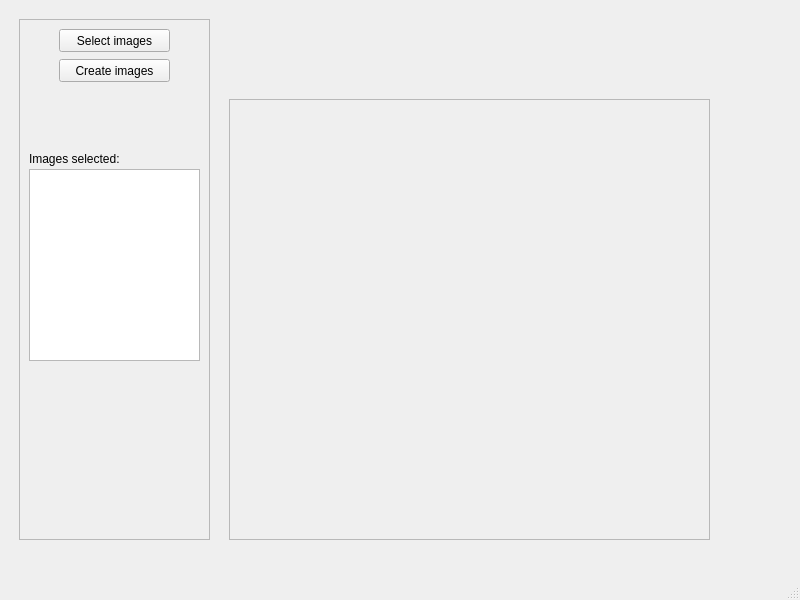
Before: the Qt Designer form mainwindow.ui in Aarons9090/nft-maker, drawn with Qt 5.
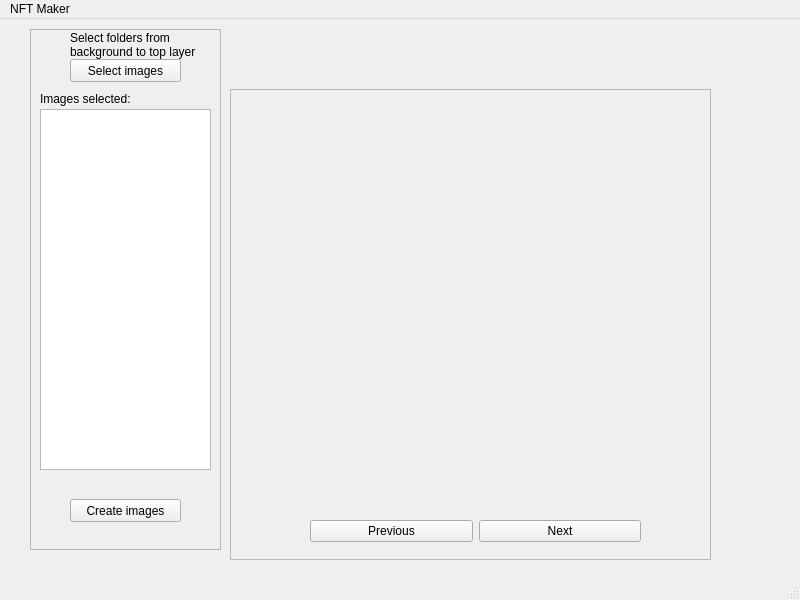
After: the same form once the commit is applied.

Commit message: added image viewer to display generated images

What changed in the file:
```diff
--- a/mainwindow.ui
+++ b/mainwindow.ui
@@ -17,10 +17,10 @@
    <widget class="QFrame" name="imageFrame">
     <property name="geometry">
      <rect>
-      <x>229</x>
-      <y>99</y>
+      <x>230</x>
+      <y>70</y>
       <width>481</width>
-      <height>441</height>
+      <height>471</height>
      </rect>
     </property>
     <property name="frameShape">
@@ -38,10 +38,481 @@
        <height>401</height>
       </rect>
      </property>
+     <property name="palette">
+      <palette>
+       <active>
+        <colorrole role="WindowText">
+         <brush brushstyle="SolidPattern">
+          <color alpha="255">
+           <red>0</red>
+           <green>0</green>
+           <blue>0</blue>
+          </color>
+         </brush>
+        </colorrole>
+        <colorrole role="Button">
+         <brush brushstyle="SolidPattern">
+          <color alpha="255">
+           <red>206</red>
+           <green>206</green>
+           <blue>206</blue>
+          </color>
+         </brush>
+        </colorrole>
+        <colorrole role="Light">
+         <brush brushstyle="SolidPattern">
+          <color alpha="255">
+           <red>255</red>
+           <green>255</green>
+           <blue>255</blue>
+          </color>
+         </brush>
+        </colorrole>
+        <colorrole role="Midlight">
+         <brush brushstyle="SolidPattern">
+          <color alpha="255">
+           <red>230</red>
+           <green>230</green>
+           <blue>230</blue>
+          </color>
+         </brush>
+        </colorrole>
+        <colorrole role="Dark">
+         <brush brushstyle="SolidPattern">
+          <color alpha="255">
+           <red>103</red>
+           <green>103</green>
+           <blue>103</blue>
+          </color>
+         </brush>
+        </colorrole>
+        <colorrole role="Mid">
+         <brush brushstyle="SolidPattern">
+          <color alpha="255">
+           <red>137</red>
+           <green>137</green>
+           <blue>137</blue>
+          </color>
+         </brush>
+        </colorrole>
+        <colorrole role="Text">
+         <brush brushstyle="SolidPattern">
+          <color alpha="255">
+           <red>0</red>
+           <green>0</green>
+           <blue>0</blue>
+          </color>
+         </brush>
+        </colorrole>
+        <colorrole role="BrightText">
+         <brush brushstyle="SolidPattern">
+          <color alpha="255">
+           <red>255</red>
+           <green>255</green>
+           <blue>255</blue>
+          </color>
+         </brush>
+        </colorrole>
+        <colorrole role="ButtonText">
+         <brush brushstyle="SolidPattern">
+          <color alpha="255">
+           <red>0</red>
+           <green>0</green>
+           <blue>0</blue>
+          </color>
+         </brush>
+        </colorrole>
+        <colorrole role="Base">
+         <brush brushstyle="SolidPattern">
+          <color alpha="255">
+           <red>255</red>
+           <green>255</green>
+           <blue>255</blue>
+          </color>
+         </brush>
+        </colorrole>
+        <colorrole role="Window">
+         <brush brushstyle="SolidPattern">
+          <color alpha="255">
+           <red>206</red>
+           <green>206</green>
+           <blue>206</blue>
+          </color>
+         </brush>
+        </colorrole>
+        <colorrole role="Shadow">
+         <brush brushstyle="SolidPattern">
+          <color alpha="255">
+           <red>0</red>
+           <green>0</green>
+           <blue>0</blue>
+          </color>
+         </brush>
+        </colorrole>
+        <colorrole role="AlternateBase">
+         <brush brushstyle="SolidPattern">
+          <color alpha="255">
+           <red>230</red>
+           <green>230</green>
+           <blue>230</blue>
+          </color>
+         </brush>
+        </colorrole>
+        <colorrole role="ToolTipBase">
+         <brush brushstyle="SolidPattern">
+          <color alpha="255">
+           <red>255</red>
+           <green>255</green>
+           <blue>220</blue>
+          </color>
+         </brush>
+        </colorrole>
+        <colorrole role="ToolTipText">
+         <brush brushstyle="SolidPattern">
+          <color alpha="255">
+           <red>0</red>
+           <green>0</green>
+           <blue>0</blue>
+          </color>
+         </brush>
+        </colorrole>
+        <colorrole role="PlaceholderText">
+         <brush brushstyle="SolidPattern">
+          <color alpha="128">
+           <red>0</red>
+           <green>0</green>
+           <blue>0</blue>
+          </color>
+         </brush>
+        </colorrole>
+       </active>
+       <inactive>
+        <colorrole role="WindowText">
+         <brush brushstyle="SolidPattern">
+          <color alpha="255">
+           <red>0</red>
+           <green>0</green>
+           <blue>0</blue>
+          </color>
+         </brush>
+        </colorrole>
+        <colorrole role="Button">
+         <brush brushstyle="SolidPattern">
+          <color alpha="255">
+           <red>206</red>
+           <green>206</green>
+           <blue>206</blue>
+          </color>
+         </brush>
+        </colorrole>
+        <colorrole role="Light">
+         <brush brushstyle="SolidPattern">
+          <color alpha="255">
+           <red>255</red>
+           <green>255</green>
+           <blue>255</blue>
+          </color>
+         </brush>
+        </colorrole>
+        <colorrole role="Midlight">
+         <brush brushstyle="SolidPattern">
+          <color alpha="255">
+           <red>230</red>
+           <green>230</green>
+           <blue>230</blue>
+          </color>
+         </brush>
+        </colorrole>
+        <colorrole role="Dark">
+         <brush brushstyle="SolidPattern">
+          <color alpha="255">
+           <red>103</red>
+           <green>103</green>
+           <blue>103</blue>
+          </color>
+         </brush>
+        </colorrole>
+        <colorrole role="Mid">
+         <brush brushstyle="SolidPattern">
+          <color alpha="255">
+           <red>137</red>
+           <green>137</green>
+           <blue>137</blue>
+          </color>
+         </brush>
+        </colorrole>
+        <colorrole role="Text">
+         <brush brushstyle="SolidPattern">
+          <color alpha="255">
+           <red>0</red>
+           <green>0</green>
+           <blue>0</blue>
+          </color>
+         </brush>
+        </colorrole>
+        <colorrole role="BrightText">
+         <brush brushstyle="SolidPattern">
+          <color alpha="255">
+           <red>255</red>
+           <green>255</green>
+           <blue>255</blue>
+          </color>
+         </brush>
+        </colorrole>
+        <colorrole role="ButtonText">
+         <brush brushstyle="SolidPattern">
+          <color alpha="255">
+           <red>0</red>
+           <green>0</green>
+           <blue>0</blue>
+          </color>
+         </brush>
+        </colorrole>
+        <colorrole role="Base">
+         <brush brushstyle="SolidPattern">
+          <color alpha="255">
+           <red>255</red>
+           <green>255</green>
+           <blue>255</blue>
+          </color>
+         </brush>
+        </colorrole>
+        <colorrole role="Window">
+         <brush brushstyle="SolidPattern">
+          <color alpha="255">
+           <red>206</red>
+           <green>206</green>
+           <blue>206</blue>
+          </color>
+         </brush>
+        </colorrole>
+        <colorrole role="Shadow">
+         <brush brushstyle="SolidPattern">
+          <color alpha="255">
+           <red>0</red>
+           <green>0</green>
+           <blue>0</blue>
+          </color>
+         </brush>
+        </colorrole>
+        <colorrole role="AlternateBase">
+         <brush brushstyle="SolidPattern">
+          <color alpha="255">
+           <red>230</red>
+           <green>230</green>
+           <blue>230</blue>
+          </color>
+         </brush>
+        </colorrole>
+        <colorrole role="ToolTipBase">
+         <brush brushstyle="SolidPattern">
+          <color alpha="255">
+           <red>255</red>
+           <green>255</green>
+           <blue>220</blue>
+          </color>
+         </brush>
+        </colorrole>
+        <colorrole role="ToolTipText">
+         <brush brushstyle="SolidPattern">
+          <color alpha="255">
+           <red>0</red>
+           <green>0</green>
+           <blue>0</blue>
+          </color>
+         </brush>
+        </colorrole>
+        <colorrole role="PlaceholderText">
+         <brush brushstyle="SolidPattern">
+          <color alpha="128">
+           <red>0</red>
+           <green>0</green>
+           <blue>0</blue>
+          </color>
+         </brush>
+        </colorrole>
+       </inactive>
+       <disabled>
+        <colorrole role="WindowText">
+         <brush brushstyle="SolidPattern">
+          <color alpha="255">
+           <red>103</red>
+           <green>103</green>
+           <blue>103</blue>
+          </color>
+         </brush>
+        </colorrole>
+        <colorrole role="Button">
+         <brush brushstyle="SolidPattern">
+          <color alpha="255">
+           <red>206</red>
+           <green>206</green>
+           <blue>206</blue>
+          </color>
+         </brush>
+        </colorrole>
+        <colorrole role="Light">
+         <brush brushstyle="SolidPattern">
+          <color alpha="255">
+           <red>255</red>
+           <green>255</green>
+           <blue>255</blue>
+          </color>
+         </brush>
+        </colorrole>
+        <colorrole role="Midlight">
+         <brush brushstyle="SolidPattern">
+          <color alpha="255">
+           <red>230</red>
+           <green>230</green>
+           <blue>230</blue>
+          </color>
+         </brush>
+        </colorrole>
+        <colorrole role="Dark">
+         <brush brushstyle="SolidPattern">
+          <color alpha="255">
+           <red>103</red>
+           <green>103</green>
+           <blue>103</blue>
+          </color>
+         </brush>
+        </colorrole>
+        <colorrole role="Mid">
+         <brush brushstyle="SolidPattern">
+          <color alpha="255">
+           <red>137</red>
+           <green>137</green>
+           <blue>137</blue>
+          </color>
+         </brush>
+        </colorrole>
+        <colorrole role="Text">
+         <brush brushstyle="SolidPattern">
+          <color alpha="255">
+           <red>103</red>
+           <green>103</green>
+           <blue>103</blue>
+          </color>
+         </brush>
+        </colorrole>
+        <colorrole role="BrightText">
+         <brush brushstyle="SolidPattern">
+          <color alpha="255">
+           <red>255</red>
+           <green>255</green>
+           <blue>255</blue>
+          </color>
+         </brush>
+        </colorrole>
+        <colorrole role="ButtonText">
+         <brush brushstyle="SolidPattern">
+          <color alpha="255">
+           <red>103</red>
+           <green>103</green>
+           <blue>103</blue>
+          </color>
+         </brush>
+        </colorrole>
+        <colorrole role="Base">
+         <brush brushstyle="SolidPattern">
+          <color alpha="255">
+           <red>206</red>
+           <green>206</green>
+           <blue>206</blue>
+          </color>
+         </brush>
+        </colorrole>
+        <colorrole role="Window">
+         <brush brushstyle="SolidPattern">
+          <color alpha="255">
+           <red>206</red>
+           <green>206</green>
+           <blue>206</blue>
+          </color>
+         </brush>
+        </colorrole>
+        <colorrole role="Shadow">
+         <brush brushstyle="SolidPattern">
+          <color alpha="255">
+           <red>0</red>
+           <green>0</green>
+           <blue>0</blue>
+          </color>
+         </brush>
+        </colorrole>
+        <colorrole role="AlternateBase">
+         <brush brushstyle="SolidPattern">
+          <color alpha="255">
+           <red>206</red>
+           <green>206</green>
+           <blue>206</blue>
+          </color>
+         </brush>
+        </colorrole>
+        <colorrole role="ToolTipBase">
+         <brush brushstyle="SolidPattern">
+          <color alpha="255">
+           <red>255</red>
+           <green>255</green>
+           <blue>220</blue>
+          </color>
+         </brush>
+        </colorrole>
+        <colorrole role="ToolTipText">
+         <brush brushstyle="SolidPattern">
+          <color alpha="255">
+           <red>0</red>
+           <green>0</green>
+           <blue>0</blue>
+          </color>
+         </brush>
+        </colorrole>
+        <colorrole role="PlaceholderText">
+         <brush brushstyle="SolidPattern">
+          <color alpha="128">
+           <red>0</red>
+           <green>0</green>
+           <blue>0</blue>
+          </color>
+         </brush>
+        </colorrole>
+       </disabled>
+      </palette>
+     </property>
+     <property name="autoFillBackground">
+      <bool>false</bool>
+     </property>
      <property name="text">
       <string/>
      </property>
     </widget>
+    <widget class="QWidget" name="">
+     <property name="geometry">
+      <rect>
+       <x>80</x>
+       <y>430</y>
+       <width>331</width>
+       <height>25</height>
+      </rect>
+     </property>
+     <layout class="QHBoxLayout" name="horizontalLayout">
+      <item>
+       <widget class="QPushButton" name="prevImageButton">
+        <property name="text">
+         <string>Previous</string>
+        </property>
+       </widget>
+      </item>
+      <item>
+       <widget class="QPushButton" name="nextImageButton">
+        <property name="text">
+         <string>Next</string>
+        </property>
+       </widget>
+      </item>
+     </layout>
+    </widget>
    </widget>
    <widget class="QLabel" name="imageTextMessage">
     <property name="geometry">
@@ -59,8 +530,8 @@
    <widget class="QFrame" name="sideBar">
     <property name="geometry">
      <rect>
-      <x>19</x>
-      <y>19</y>
+      <x>30</x>
+      <y>10</y>
       <width>191</width>
       <height>521</height>
      </rect>
@@ -75,7 +546,7 @@
      <property name="geometry">
       <rect>
        <x>40</x>
-       <y>10</y>
+       <y>30</y>
        <width>111</width>
        <height>23</height>
       </rect>
@@ -88,7 +559,7 @@
      <property name="geometry">
       <rect>
        <x>40</x>
-       <y>40</y>
+       <y>470</y>
        <width>111</width>
        <height>23</height>
       </rect>
@@ -101,9 +572,9 @@
      <property name="geometry">
       <rect>
        <x>10</x>
-       <y>150</y>
+       <y>80</y>
        <width>171</width>
-       <height>192</height>
+       <height>361</height>
       </rect>
      </property>
     </widget>
@@ -111,7 +582,7 @@
      <property name="geometry">
       <rect>
        <x>10</x>
-       <y>130</y>
+       <y>60</y>
        <width>141</width>
        <height>20</height>
       </rect>
@@ -120,6 +591,35 @@
       <string>Images selected:</string>
      </property>
     </widget>
+    <widget class="QLabel" name="selectImagesHelperLabel">
+     <property name="geometry">
+      <rect>
+       <x>40</x>
+       <y>0</y>
+       <width>131</width>
+       <height>31</height>
+      </rect>
+     </property>
+     <property name="text">
+      <string>Select folders from background to top layer</string>
+     </property>
+     <property name="wordWrap">
+      <bool>true</bool>
+     </property>
+    </widget>
+   </widget>
+   <widget class="QLabel" name="imageIndexLabel">
+    <property name="geometry">
+     <rect>
+      <x>440</x>
+      <y>40</y>
+      <width>47</width>
+      <height>13</height>
+     </rect>
+    </property>
+    <property name="text">
+     <string/>
+    </property>
    </widget>
   </widget>
   <widget class="QMenuBar" name="menubar">
@@ -131,6 +631,12 @@
      <height>21</height>
     </rect>
    </property>
+   <widget class="QMenu" name="menuNFT_Maker">
+    <property name="title">
+     <string>NFT Maker</string>
+    </property>
+   </widget>
+   <addaction name="menuNFT_Maker"/>
   </widget>
   <widget class="QStatusBar" name="statusbar"/>
  </widget>
```
The commit also changes 2 other files.
